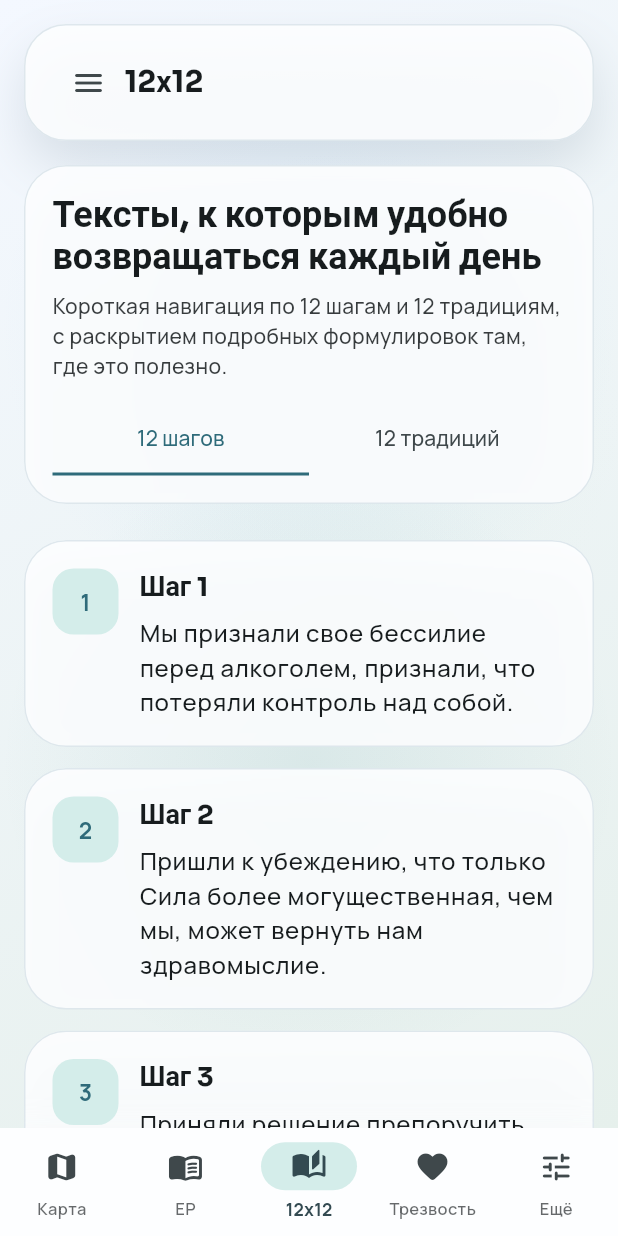
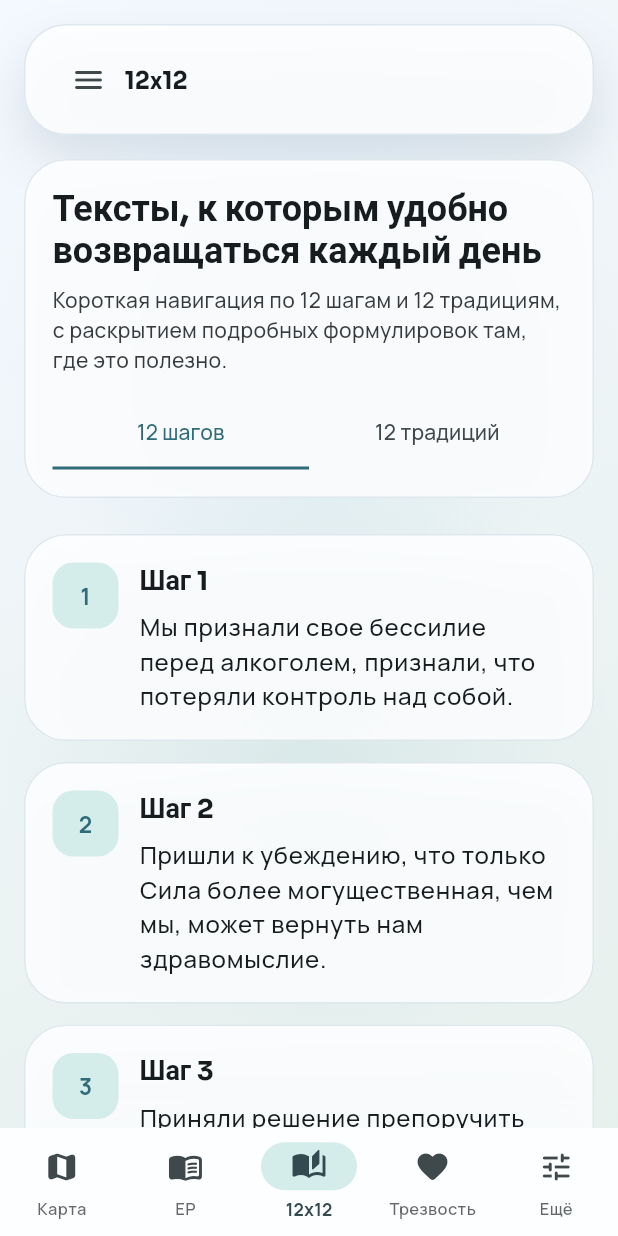
Before and after one commit to KovynevA/aahelp, a Flutter app: the screen it shows after launch, item 3 of the bottom bar chosen, on a phone screen of 412 x 824 dp. Run offline on Flutter 3.47's test engine with Material 3 defaults, Android fonts, the phone set to English and light mode, and no system bars; our stand-ins replace flutter_widget_from_html_core, geolocator, google_fonts, package_info_plus, shared_preferences; missing offline and left inert: dart:html, dart:js_interop, dart:ui_web, yandex_mapkit; network calls fail.

Commit message:
Чуть уменьшил заголовок

```diff
--- a/lib/app/home_shell.dart
+++ b/lib/app/home_shell.dart
@@ -276,7 +276,7 @@ class _ShellHeader extends StatelessWidget {
     return Container(
       padding: EdgeInsets.symmetric(
         horizontal: 18,
-        vertical: isCompact ? 14 : 18,
+        vertical: isCompact ? 12 : 16,
       ),
       decoration: BoxDecoration(
         color: palette.surface.withValues(alpha: 0.88),
@@ -306,7 +306,7 @@ class _ShellHeader extends StatelessWidget {
                   maxLines: 1,
                   overflow: TextOverflow.ellipsis,
                   style: theme.textTheme.headlineMedium?.copyWith(
-                    fontSize: isCompact ? 20 : null,
+                    fontSize: isCompact ? 16 : null,
                   ),
                 ),
                 if (showSubtitle) ...[
```
